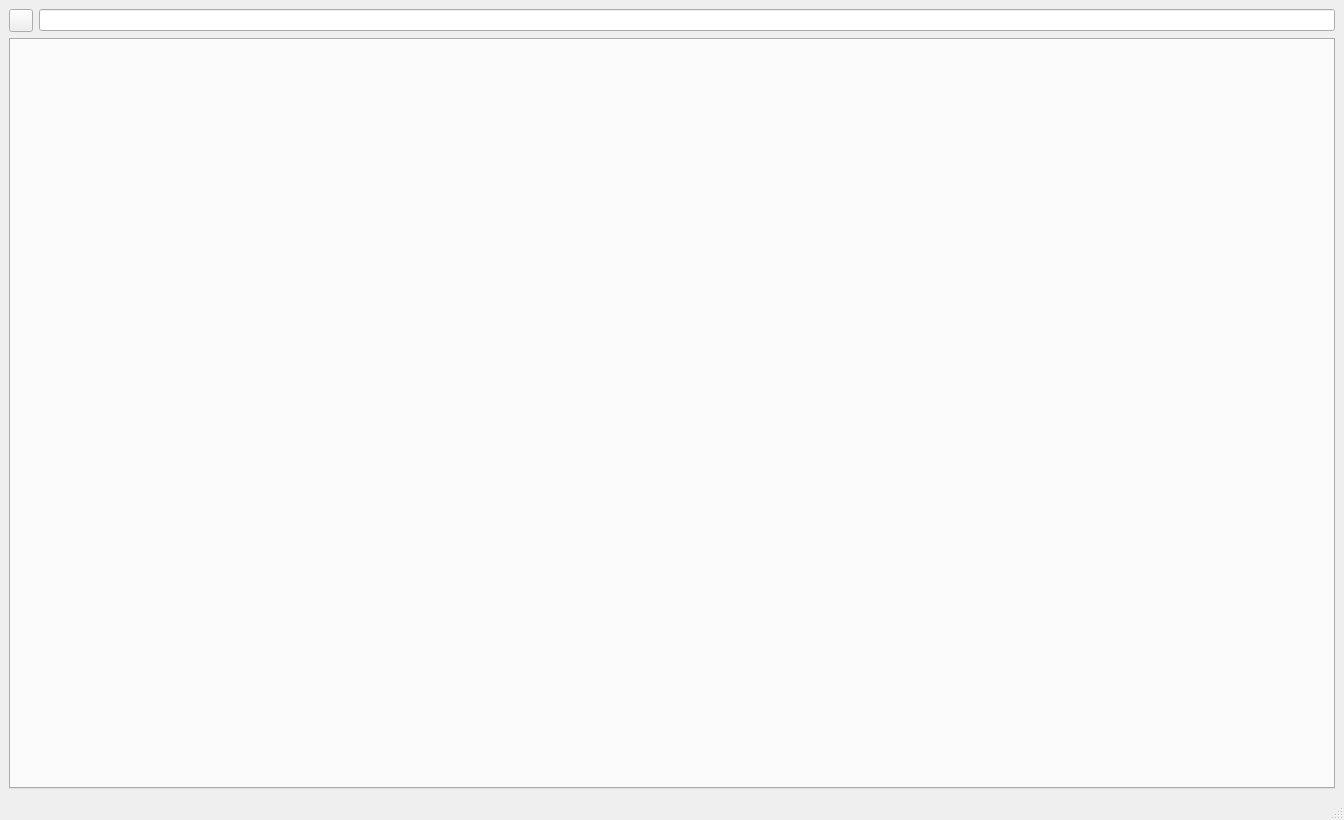
The window that src/MainWindow.ui (nestal/wacrana) describes before a commit, drawn with Qt 5.
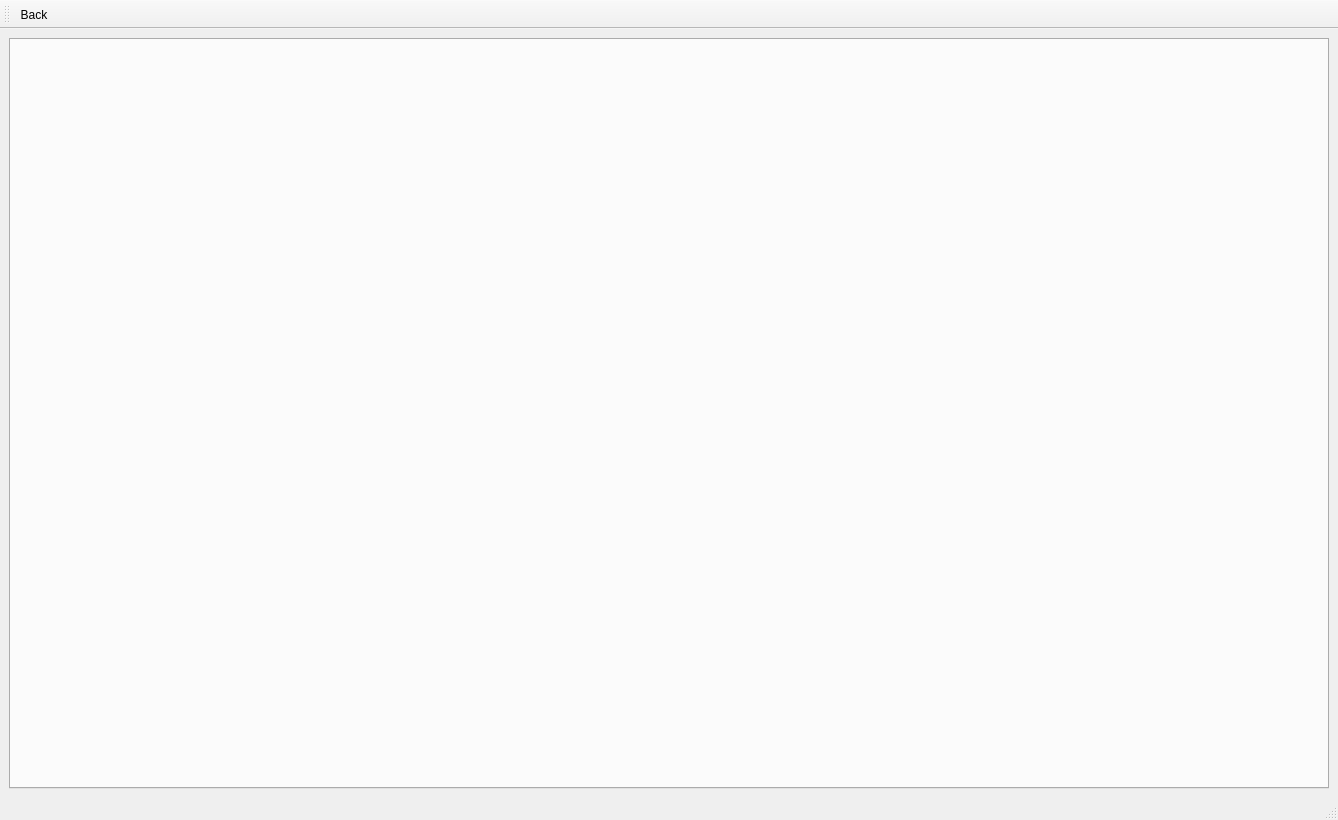
The same window after the commit. Icons and pictures are not drawn.

Patch:
```diff
--- a/src/MainWindow.ui
+++ b/src/MainWindow.ui
@@ -6,7 +6,7 @@
    <rect>
     <x>0</x>
     <y>0</y>
-    <width>1344</width>
+    <width>1338</width>
     <height>820</height>
    </rect>
   </property>
@@ -17,26 +17,8 @@
    <bool>true</bool>
   </property>
   <widget class="QWidget" name="centralwidget">
-   <layout class="QVBoxLayout" name="verticalLayout">
-    <item>
-     <layout class="QHBoxLayout" name="horizontalLayout">
-      <item>
-       <widget class="QToolButton" name="m_back">
-        <property name="text">
-         <string/>
-        </property>
-        <property name="icon">
-         <iconset resource="../res/webhama.qrc">
-          <normaloff>:/icon/icon/ic_arrow_back_black_24px.svg</normaloff>:/icon/icon/ic_arrow_back_black_24px.svg</iconset>
-        </property>
-       </widget>
-      </item>
-      <item>
-       <widget class="QLineEdit" name="m_location"/>
-      </item>
-     </layout>
-    </item>
-    <item>
+   <layout class="QGridLayout" name="gridLayout">
+    <item row="0" column="0">
      <widget class="QTabWidget" name="m_tabs">
       <property name="tabShape">
        <enum>QTabWidget::Triangular</enum>
@@ -51,7 +33,7 @@
        <bool>true</bool>
       </property>
       <property name="tabBarAutoHide">
-       <bool>true</bool>
+       <bool>false</bool>
       </property>
      </widget>
     </item>
@@ -60,6 +42,39 @@
    <zorder></zorder>
   </widget>
   <widget class="QStatusBar" name="m_statusbar"/>
+  <widget class="QToolBar" name="m_toolbar">
+   <property name="windowTitle">
+    <string>toolBar</string>
+   </property>
+   <attribute name="toolBarArea">
+    <enum>TopToolBarArea</enum>
+   </attribute>
+   <attribute name="toolBarBreak">
+    <bool>true</bool>
+   </attribute>
+   <addaction name="m_action_back"/>
+  </widget>
+  <action name="m_action_back">
+   <property name="icon">
+    <iconset resource="../res/webhama.qrc">
+     <normaloff>:/icon/ic_arrow_back_black_24px.svg</normaloff>:/icon/ic_arrow_back_black_24px.svg</iconset>
+   </property>
+   <property name="text">
+    <string>Back</string>
+   </property>
+  </action>
+  <action name="m_action_addtab">
+   <property name="icon">
+    <iconset resource="../res/webhama.qrc">
+     <normaloff>:/icon/ic_add_black_24px.svg</normaloff>:/icon/ic_add_black_24px.svg</iconset>
+   </property>
+   <property name="text">
+    <string>Add Tab</string>
+   </property>
+   <property name="toolTip">
+    <string>Add Tab</string>
+   </property>
+  </action>
  </widget>
  <resources>
   <include location="../res/webhama.qrc"/>
```
